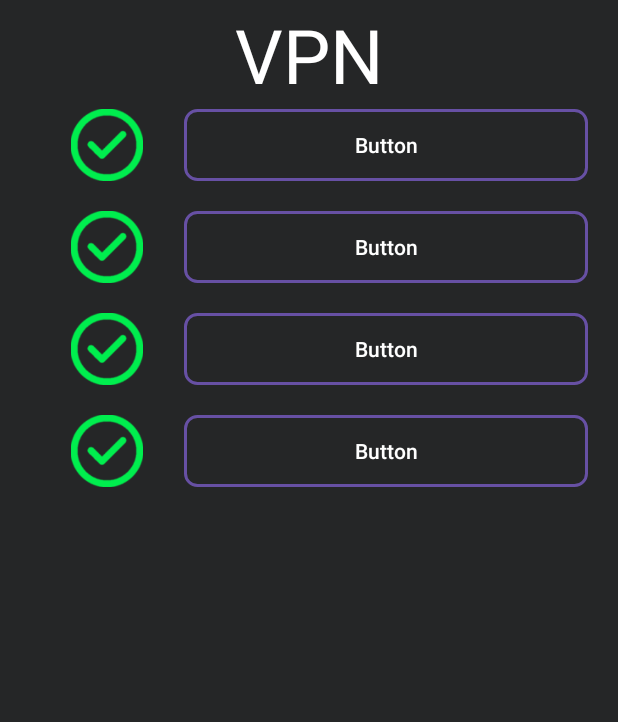
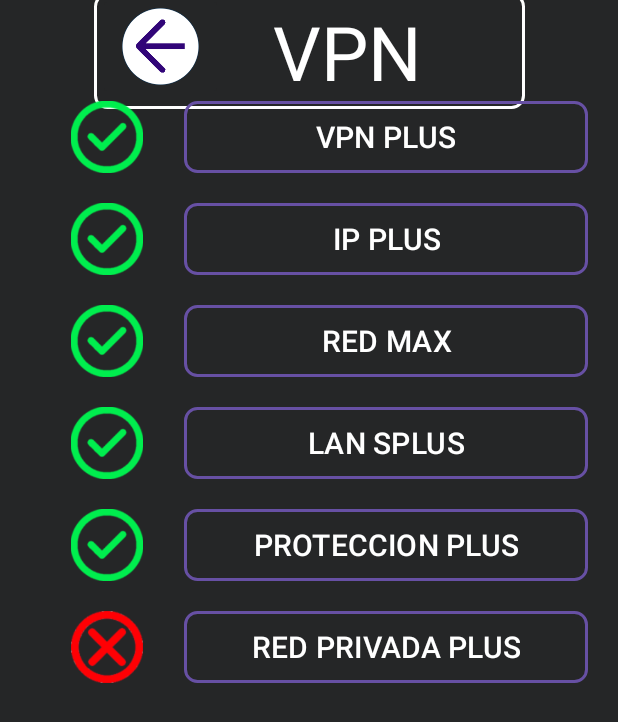
Before and after one commit to lcontvir/Eney-X, an Android app: the activity_componente_unico screen opened directly, with no data from a screen before it, on a phone screen of 412 x 824 dp. Shown: the top 722 px of the screen. Run offline under Robolectric (Android 15) with nearby library versions, the phone set to English and light mode, and no system bars.

Commit message:
feat:added new activity

```diff
--- a/app/src/main/res/layout/activity_componente_main.xml
+++ b/app/src/main/res/layout/activity_componente_main.xml
@@ -540,7 +540,7 @@
         app:layout_constraintBottom_toBottomOf="parent"
         app:layout_constraintStart_toStartOf="parent"
         app:layout_constraintTop_toTopOf="parent"
-        app:layout_constraintVertical_bias="0.883" />
+        app:layout_constraintVertical_bias="0.894" />
 
     <ImageButton
         android:id="@+id/botonCasita"
--- a/app/src/main/res/layout/activity_componente_unico.xml
+++ b/app/src/main/res/layout/activity_componente_unico.xml
@@ -11,13 +11,27 @@
         android:id="@+id/textView4"
         android:layout_width="wrap_content"
         android:layout_height="wrap_content"
-        android:text="@string/vpnpequeño"
+        android:background="@drawable/boton_bordes_blancos"
+        android:padding="5dp"
+        android:text="         VPN     "
+        android:textAlignment="center"
+        android:textColor="@color/white"
         android:textSize="50sp"
-        android:textColor="@color/white"
         app:layout_constraintBottom_toTopOf="@+id/linearLayout3"
         app:layout_constraintEnd_toEndOf="parent"
         app:layout_constraintStart_toStartOf="parent"
         app:layout_constraintTop_toTopOf="parent" />
+
+    <ImageView
+        android:id="@+id/logo"
+        android:layout_width="231dp"
+        android:layout_height="230dp"
+        android:layout_marginStart="265dp"
+        android:layout_marginBottom="724dp"
+        android:alpha="0.3"
+        app:layout_constraintBottom_toBottomOf="parent"
+        app:layout_constraintStart_toStartOf="parent"
+        tools:srcCompat="@drawable/logoeneyx" />
 
     <LinearLayout
         android:id="@+id/linearLayout3"
@@ -27,7 +41,10 @@
         android:orientation="vertical"
         app:layout_constraintBottom_toBottomOf="parent"
         app:layout_constraintEnd_toEndOf="parent"
-        app:layout_constraintStart_toStartOf="parent">
+        app:layout_constraintHorizontal_bias="0.4"
+        app:layout_constraintStart_toStartOf="parent"
+        app:layout_constraintTop_toTopOf="parent"
+        app:layout_constraintVertical_bias="0.9">
 
         <LinearLayout
             android:layout_width="match_parent"
@@ -37,19 +54,20 @@
 
 
             <ImageView
-                android:id="@+id/imageView8"
+                android:id="@+id/check1"
                 android:layout_width="22dp"
                 android:layout_height="match_parent"
                 android:layout_weight="1"
                 app:srcCompat="@drawable/check" />
 
             <Button
-                android:id="@+id/button2"
+                android:id="@+id/vpn_plus"
                 android:layout_width="188dp"
                 android:layout_height="wrap_content"
                 android:layout_weight="1"
                 android:background="@drawable/boton_bordes_blancos"
-                android:text="Button" />
+                android:text="VPN PLUS"
+                android:textSize="20dp" />
 
         </LinearLayout>
 
@@ -61,19 +79,20 @@
 
 
             <ImageView
-                android:id="@+id/imageView8"
+                android:id="@+id/check2"
                 android:layout_width="22dp"
                 android:layout_height="match_parent"
                 android:layout_weight="1"
                 app:srcCompat="@drawable/check" />
 
             <Button
-                android:id="@+id/button2"
+                android:id="@+id/ip_plus"
                 android:layout_width="188dp"
                 android:layout_height="wrap_content"
                 android:layout_weight="1"
                 android:background="@drawable/boton_bordes_blancos"
-                android:text="Button" />
+                android:text="IP PLUS"
+                android:textSize="20dp" />
 
         </LinearLayout>
 
@@ -85,19 +104,20 @@
 
 
             <ImageView
-                android:id="@+id/imageView8"
+                android:id="@+id/check3"
                 android:layout_width="22dp"
                 android:layout_height="match_parent"
                 android:layout_weight="1"
                 app:srcCompat="@drawable/check" />
 
             <Button
-                android:id="@+id/button2"
+                android:id="@+id/red_max"
                 android:layout_width="188dp"
                 android:layout_height="wrap_content"
                 android:layout_weight="1"
                 android:background="@drawable/boton_bordes_blancos"
-                android:text="Button" />
+                android:text="RED MAX"
+                android:textSize="20dp" />
 
         </LinearLayout>
 
@@ -109,21 +129,85 @@
 
 
             <ImageView
-                android:id="@+id/imageView8"
+                android:id="@+id/check4"
                 android:layout_width="22dp"
                 android:layout_height="match_parent"
                 android:layout_weight="1"
                 app:srcCompat="@drawable/check" />
 
             <Button
-                android:id="@+id/button2"
+                android:id="@+id/lan_splus"
                 android:layout_width="188dp"
                 android:layout_height="wrap_content"
                 android:layout_weight="1"
                 android:background="@drawable/boton_bordes_blancos"
-                android:text="Button" />
+                android:text="LAN SPLUS"
+                android:textSize="20dp" />
+
+        </LinearLayout>
+
+        <LinearLayout
+            android:layout_width="match_parent"
+            android:layout_height="wrap_content"
+            android:layout_marginBottom="20dp"
+            android:orientation="horizontal">
+
+
+            <ImageView
+                android:id="@+id/check5"
+                android:layout_width="22dp"
+                android:layout_height="match_parent"
+                android:layout_weight="1"
+                app:srcCompat="@drawable/check" />
+
+            <Button
+                android:id="@+id/protector_plus"
+                android:layout_width="188dp"
+                android:layout_height="wrap_content"
+                android:layout_weight="1"
+                android:background="@drawable/boton_bordes_blancos"
+                android:text="PROTECCION PLUS"
+                android:textSize="20dp" />
+
+        </LinearLayout>
+
+        <LinearLayout
+            android:layout_width="match_parent"
+            android:layout_height="wrap_content"
+            android:layout_marginBottom="20dp"
+            android:orientation="horizontal">
+
+
+            <ImageView
+                android:id="@+id/check6"
+                android:layout_width="22dp"
+                android:layout_height="match_parent"
+                android:layout_weight="1"
+                app:srcCompat="@drawable/cross" />
+
+            <Button
+                android:id="@+id/red_privada_plus"
+                android:layout_width="188dp"
+                android:layout_height="wrap_content"
+                android:layout_weight="1"
+                android:background="@drawable/boton_bordes_blancos"
+                android:text="RED PRIVADA PLUS"
+                android:textSize="20dp" />
 
         </LinearLayout>
 
     </LinearLayout>
+
+    <ImageButton
+        android:id="@+id/imageButton"
+        android:layout_width="83dp"
+        android:layout_height="71dp"
+        android:backgroundTint="@color/background"
+        android:scaleType="fitCenter"
+        app:layout_constraintEnd_toEndOf="parent"
+        app:layout_constraintHorizontal_bias="0.198"
+        app:layout_constraintStart_toStartOf="parent"
+        app:layout_constraintTop_toTopOf="@+id/textView4"
+        app:srcCompat="@drawable/flechamoradablancarellenaizquierda" />
+
 </androidx.constraintlayout.widget.ConstraintLayout>
```
